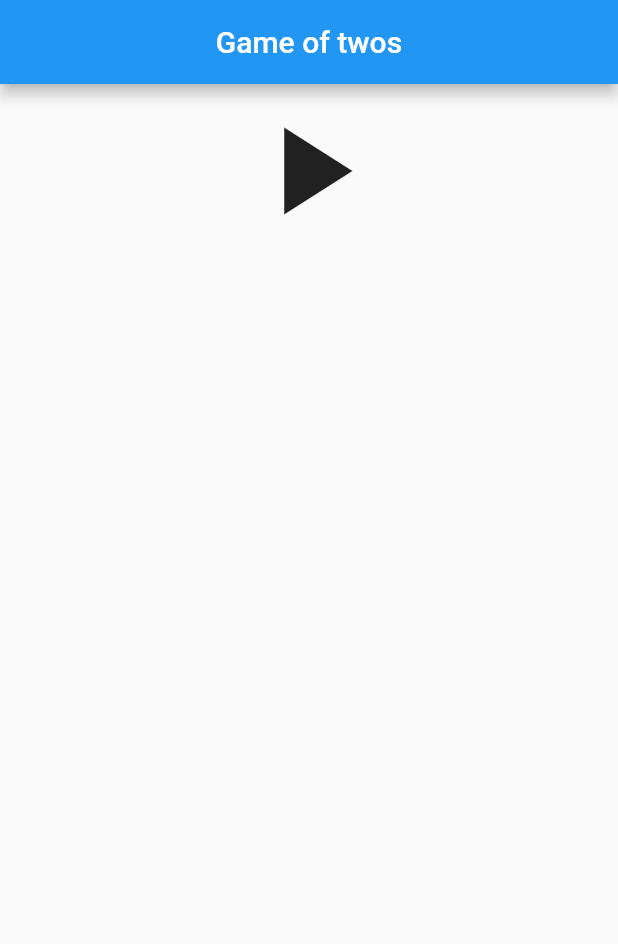
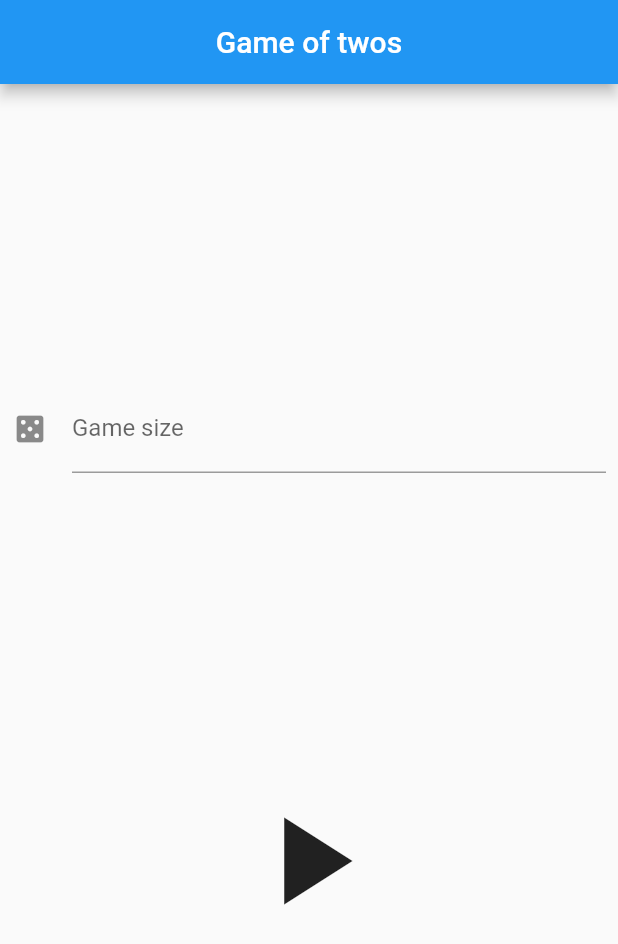
Before and after one commit to gromwell/game_of_twos, a Flutter app: the screen it shows after launch, on a phone screen of 412 x 824 dp. Shown: the top 944 px of the screen. Run offline on Flutter 3.47's test engine with Material 2 defaults, Android fonts, the phone set to English and light mode, and no system bars; our stand-ins replace auto_route, auto_size_text, bloc, flutter_bloc, freezed_annotation, hydrated_bloc.

Commit message:
add game size customization

```diff
--- a/lib/presentation/pages/home/home_page.dart
+++ b/lib/presentation/pages/home/home_page.dart
@@ -1,29 +1,69 @@
 import 'package:auto_route/auto_route.dart';
 import 'package:flutter/material.dart';
+import 'package:flutter/services.dart';
 import 'package:game_of_twos/presentation/my_scaffold.dart';
 import 'package:game_of_twos/presentation/routes/app_router.dart';
 
-class HomePage extends StatelessWidget {
+class HomePage extends StatefulWidget {
+  @override
+  State<HomePage> createState() => _HomePageState();
+}
+
+class _HomePageState extends State<HomePage> {
+  final _formKey = GlobalKey<FormState>();
+  TextEditingController gameSizeController = TextEditingController();
+
   @override
   Widget build(BuildContext context) {
     return MyScaffold(
-      body: Row(
-        mainAxisAlignment: MainAxisAlignment.center,
-        children: [StartGameButton()],
+      body: Form(
+        key: _formKey,
+        child: Column(
+          mainAxisAlignment: MainAxisAlignment.spaceEvenly,
+          children: [
+            Padding(
+              padding: const EdgeInsets.all(8.0),
+              child: TextFormField(
+                controller: gameSizeController,
+                decoration: const InputDecoration(
+                  labelText: 'Game size',
+                  icon: Icon(Icons.casino),
+                ),
+                inputFormatters: <TextInputFormatter>[
+                  FilteringTextInputFormatter.digitsOnly
+                ],
+                keyboardType: TextInputType.number,
+                validator: (value) {
+                  if (value == null || value.isEmpty) {
+                    return 'Please enter number between 3-5';
+                  }
+                  if (int.parse(value) < 3) {
+                    return 'Value must be greater than 2';
+                  }
+                  if (int.parse(value) > 5) {
+                    return 'Value must be less than 6';
+                  }
+
+                  return null;
+                },
+              ),
+            ),
+            IconButton(
+              iconSize: 100.0,
+              onPressed: () {
+                if (_formKey.currentState!.validate()) {
+                  context.router.push(
+                    GameRoute(size: int.parse(gameSizeController.text)),
+                  );
+                }
+              },
+              icon: const Icon(
+                Icons.play_arrow,
+              ),
+            ),
+          ],
+        ),
       ),
     );
   }
 }
-
-class StartGameButton extends StatelessWidget {
-  @override
-  Widget build(BuildContext context) {
-    return IconButton(
-      iconSize: 100.0,
-      onPressed: () => context.router.push(GameRoute(size: 3)),
-      icon: const Icon(
-        Icons.play_arrow,
-      ),
-    );
-  }
-}
```
Also changed, not shown: lib/application/game/cubit/game_cubit.dart (+5 -6 lines).
